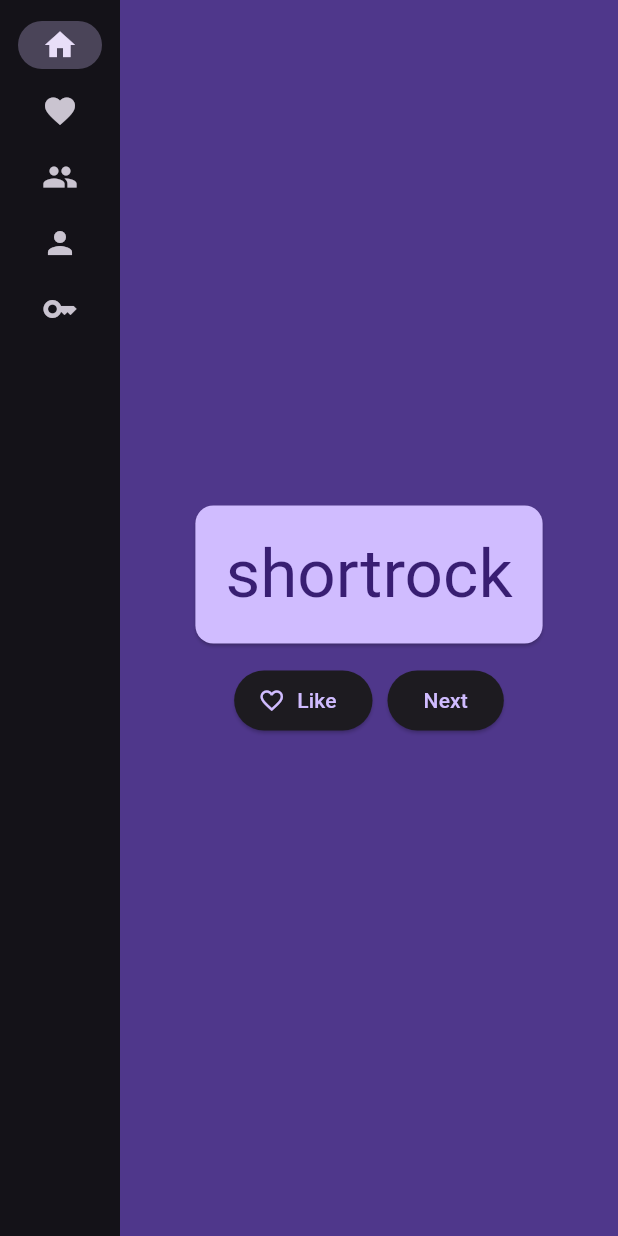
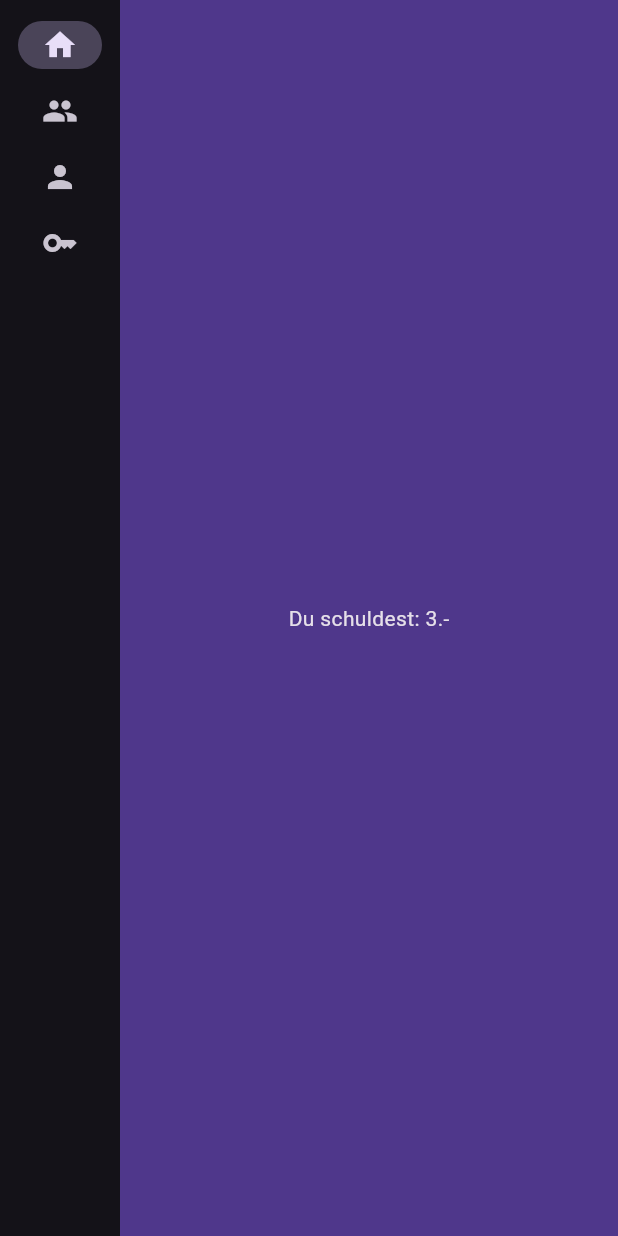
Before and after one commit to saufdermaur/GIBZ-M324-AboTracker, a Flutter app: the MyHomePage screen opened directly, on a phone screen of 412 x 824 dp. Run offline on Flutter 3.47's test engine with Material 3 defaults, Android fonts, the phone set to English and light mode, and no system bars; our stand-ins replace supabase_flutter; missing offline and left inert: supabase_auth_ui; accounts and stored records are empty.

Commit message:
remove redundant stuff

```diff
--- a/lib/main.dart
+++ b/lib/main.dart
@@ -1,6 +1,4 @@
-import 'package:english_words/english_words.dart';
 import 'package:flutter/material.dart';
-import 'package:provider/provider.dart';
 import 'package:squash_tracker/auth/auth_gate.dart';
 import 'package:squash_tracker/auth/auth_service.dart';
 import 'package:squash_tracker/user/user_page.dart';
@@ -24,35 +22,13 @@ class MyApp extends StatelessWidget {
 
   @override
   Widget build(BuildContext context) {
-    return ChangeNotifierProvider<MyAppState>(
-      create: (BuildContext context) => MyAppState(),
-      child: MaterialApp(
-        title: 'Squash-Tracker',
-        theme: ThemeData.dark(
-          useMaterial3: true,
-        ),
-        home: AuthGate(),
+    return MaterialApp(
+      title: 'Squash-Tracker',
+      theme: ThemeData.dark(
+        useMaterial3: true,
       ),
+      home: AuthGate(),
     );
-  }
-}
-
-class MyAppState extends ChangeNotifier {
-  WordPair current = WordPair.random();
-  List<WordPair> favorites = <WordPair>[];
-
-  void getNext() {
-    current = WordPair.random();
-    notifyListeners();
-  }
-
-  void toggleFavorite() {
-    if (favorites.contains(current)) {
-      favorites.remove(current);
-    } else {
-      favorites.add(current);
-    }
-    notifyListeners();
   }
 }
 
@@ -69,14 +45,12 @@ class _MyHomePageState extends State<MyHomePage> {
     Widget page;
     switch (selectedIndex) {
       case 0:
-        page = GeneratorPage();
+        page = HomePage();
       case 1:
-        page = FavoritesPage();
+        page = GroupPage();
       case 2:
-        page = GroupPage();
+        page = UserPage();
       case 3:
-        page = UserPage();
-      case 4:
         logOutPage();
         page = Scaffold();
       default:
@@ -94,10 +68,6 @@ class _MyHomePageState extends State<MyHomePage> {
                   NavigationRailDestination(
                     icon: Icon(Icons.home),
                     label: Text('Home'),
-                  ),
-                  NavigationRailDestination(
-                    icon: Icon(Icons.favorite),
-                    label: Text('Favorites'),
                   ),
                   NavigationRailDestination(
                     icon: Icon(Icons.group),
@@ -133,102 +103,16 @@ Future<void> logOutPage() async {
   await authService.signOut();
 }
 
-class GeneratorPage extends StatelessWidget {
+class HomePage extends StatelessWidget {
   @override
   Widget build(BuildContext context) {
-    MyAppState appState = context.watch<MyAppState>();
-    WordPair pair = appState.current;
-
-    IconData icon;
-    if (appState.favorites.contains(pair)) {
-      icon = Icons.favorite;
-    } else {
-      icon = Icons.favorite_border;
-    }
-
     return Center(
       child: Column(
         mainAxisAlignment: MainAxisAlignment.center,
         children: <Widget>[
-          BigCard(pair: pair),
-          SizedBox(height: 10),
-          Row(
-            mainAxisSize: MainAxisSize.min,
-            children: <Widget>[
-              ElevatedButton.icon(
-                onPressed: () {
-                  appState.toggleFavorite();
-                },
-                icon: Icon(icon),
-                label: Text('Like'),
-              ),
-              SizedBox(width: 10),
-              ElevatedButton(
-                onPressed: () {
-                  appState.getNext();
-                },
-                child: Text('Next'),
-              ),
-            ],
-          ),
+          Text("Du schuldest: 3.-"),
         ],
       ),
     );
   }
 }
-
-class BigCard extends StatelessWidget {
-  const BigCard({
-    super.key,
-    required this.pair,
-  });
-
-  final WordPair pair;
-
-  @override
-  Widget build(BuildContext context) {
-    final ThemeData theme = Theme.of(context);
-    final TextStyle style = theme.textTheme.displayMedium!.copyWith(
-      color: theme.colorScheme.onPrimary,
-    );
-
-    return Card(
-      color: theme.colorScheme.primary,
-      child: Padding(
-        padding: const EdgeInsets.all(20),
-        child: Text(
-          pair.asLowerCase,
-          style: style,
-          semanticsLabel: "${pair.first} ${pair.second}",
-        ),
-      ),
-    );
-  }
-}
-
-class FavoritesPage extends StatelessWidget {
-  @override
-  Widget build(BuildContext context) {
-    MyAppState appState = context.watch<MyAppState>();
-
-    if (appState.favorites.isEmpty) {
-      return Center(
-        child: Text('No favorites yet.'),
-      );
-    }
-
-    return ListView(
-      children: <Widget>[
-        Padding(
-          padding: const EdgeInsets.all(20),
-          child: Text('You have ' '${appState.favorites.length} favorites:'),
-        ),
-        for (WordPair pair in appState.favorites)
-          ListTile(
-            leading: Icon(Icons.favorite),
-            title: Text(pair.asLowerCase),
-          ),
-      ],
-    );
-  }
-}
```
